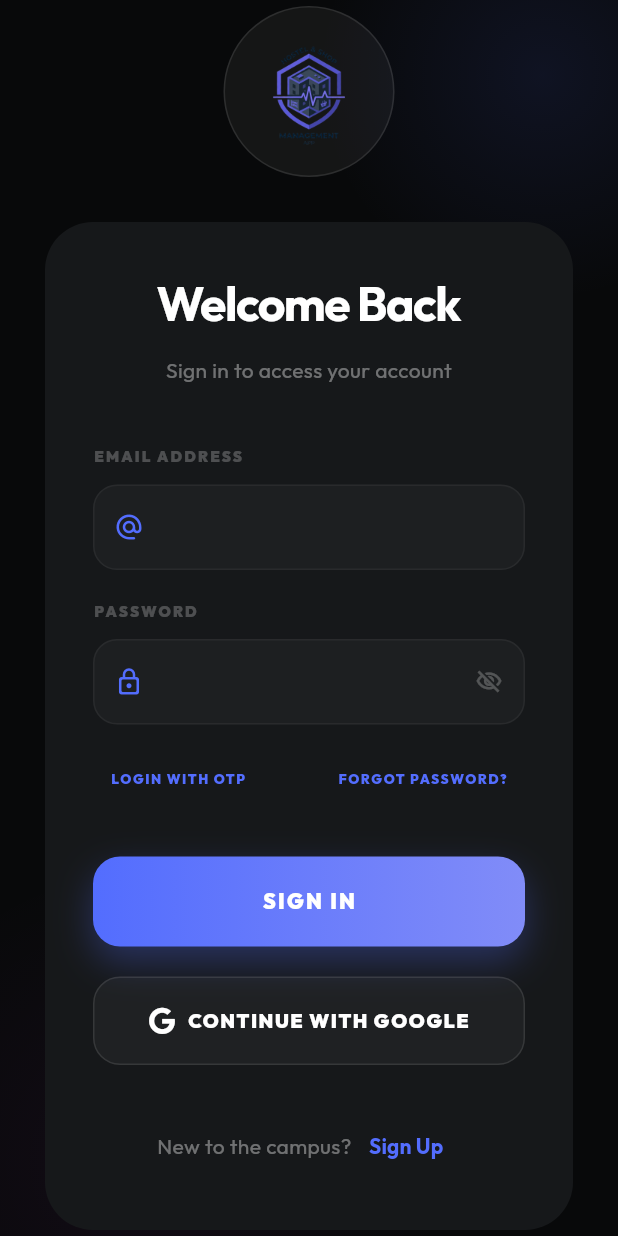
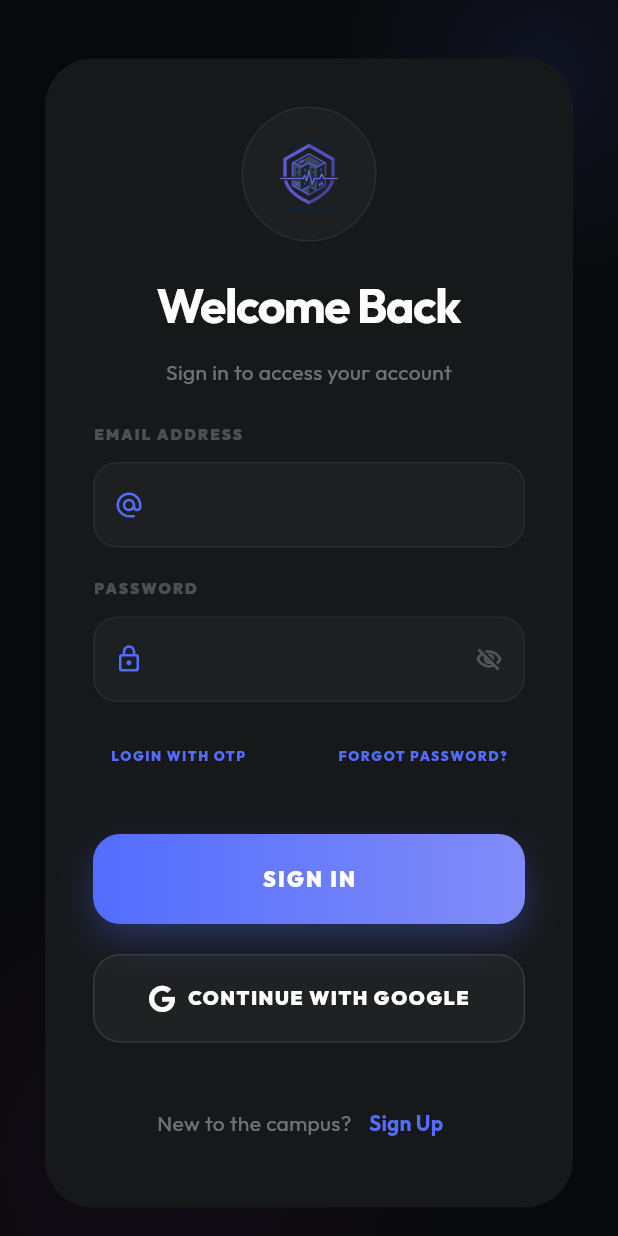
Before and after one commit to I-am-Manu-Singh/HostelShopManagementApp, a Flutter app: the LoginScreen screen opened directly, on a phone screen of 412 x 824 dp. Run offline on Flutter 3.47's test engine with Material 3 defaults, Android fonts, the phone set to English and light mode, and no system bars; drawn by our look-alikes of overlay_support; our stand-ins replace animate_do, cached_network_image, camera, file_picker, fl_chart, flutter_local_notifications and 22 more; missing offline and left inert: google_mlkit_face_detection, mobile_scanner; accounts and stored records are empty.

```diff
--- a/lib/screens/login_screen.dart
+++ b/lib/screens/login_screen.dart
@@ -192,29 +192,8 @@ class _LoginScreenState extends State<LoginScreen> {
                   child: Column(
                     mainAxisAlignment: MainAxisAlignment.center,
                     children: [
-                      FadeInDown(
-                        duration: const Duration(seconds: 2),
-                        child: Container(
-                          padding: const EdgeInsets.all(16),
-                          decoration: BoxDecoration(
-                            shape: BoxShape.circle,
-                            color: Colors.white.withOpacity(0.05),
-                            border: Border.all(color: Colors.white.withOpacity(0.1)),
-                          ),
-                          child: ClipRRect(
-                            borderRadius: BorderRadius.circular(50),
-                            child: Image.asset(
-                              'assets/images/app_logo.png',
-                              width: 80,
-                              height: 80,
-                              fit: BoxFit.cover,
-                            ),
-                          ),
-                        ),
-                      ),
-                      const SizedBox(height: 30),
+                      const SizedBox(height: 20),
                       _buildGlassCard(),
-
                     ],
                   ),
                 ),
@@ -249,8 +228,31 @@ class _LoginScreenState extends State<LoginScreen> {
       child: Column(
         crossAxisAlignment: CrossAxisAlignment.stretch,
         children: [
+          Center(
+            child: FadeInDown(
+              duration: const Duration(seconds: 1),
+              child: Container(
+                padding: const EdgeInsets.all(12),
+                margin: const EdgeInsets.only(bottom: 20),
+                decoration: BoxDecoration(
+                  shape: BoxShape.circle,
+                  color: Colors.white.withOpacity(0.03),
+                  border: Border.all(color: Colors.white.withOpacity(0.06)),
+                ),
+                child: ClipRRect(
+                  borderRadius: BorderRadius.circular(40),
+                  child: Image.asset(
+                    'assets/images/app_logo.png',
+                    width: 64,
+                    height: 64,
+                    fit: BoxFit.cover,
+                  ),
+                ),
+              ),
+            ),
+          ),
           _buildHeader(),
-              const SizedBox(height: 40),
+          const SizedBox(height: 24),
               if (_currentStatus == AuthFlowStatus.signup) ...[
                 _buildTextField(_nameController, 'FULL NAME', Icons.person_outline),
                 const SizedBox(height: 20),
--- a/lib/screens/shop_browse_screen.dart
+++ b/lib/screens/shop_browse_screen.dart
@@ -124,11 +124,15 @@ Future<void> _fetchItems({bool silent = false}) async {
 
     /// ---------------- WISHLIST FETCH ----------------
     if (user != null) {
-      final wish = await _supabase.from('wishlist').select('product_id').eq('user_id', user.id);
-      if (mounted) {
-        setState(() {
-          _wishlistIds = (wish as List).map((e) => e['product_id'].toString()).toSet();
-        });
+      try {
+        final wish = await _supabase.from('wishlist').select('product_id').eq('user_id', user.id);
+        if (mounted) {
+          setState(() {
+            _wishlistIds = (wish as List).map((e) => e['product_id'].toString()).toSet();
+          });
+        }
+      } catch (e) {
+        debugPrint("❌ WISHLIST FETCH ERROR: $e");
       }
     }
 
```
